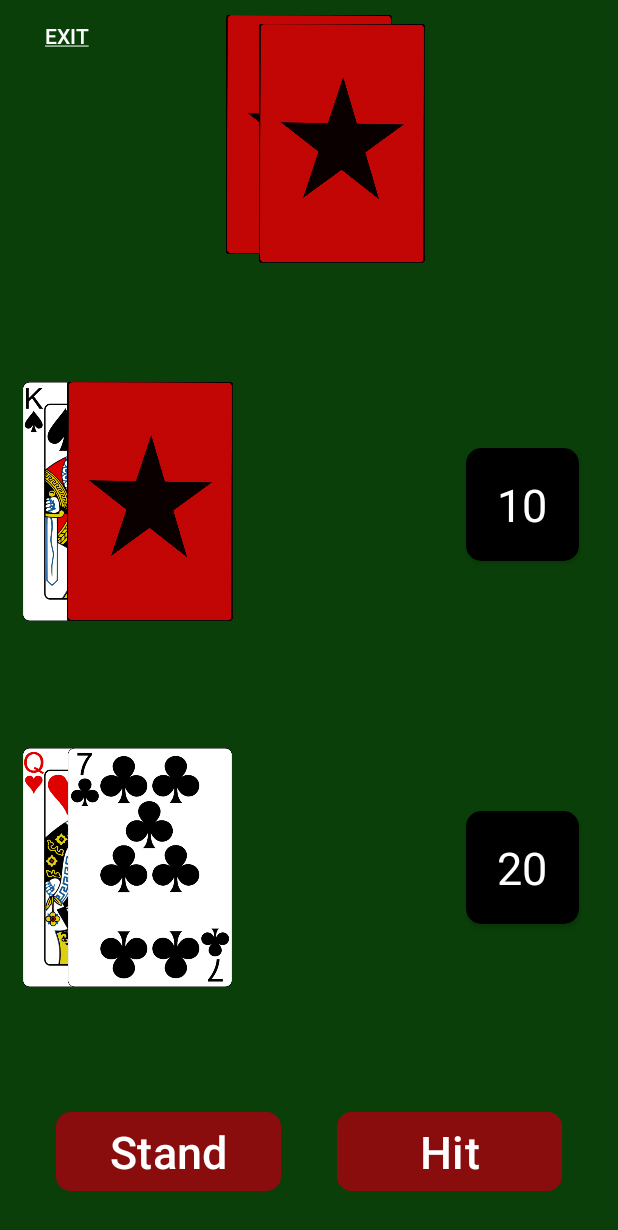
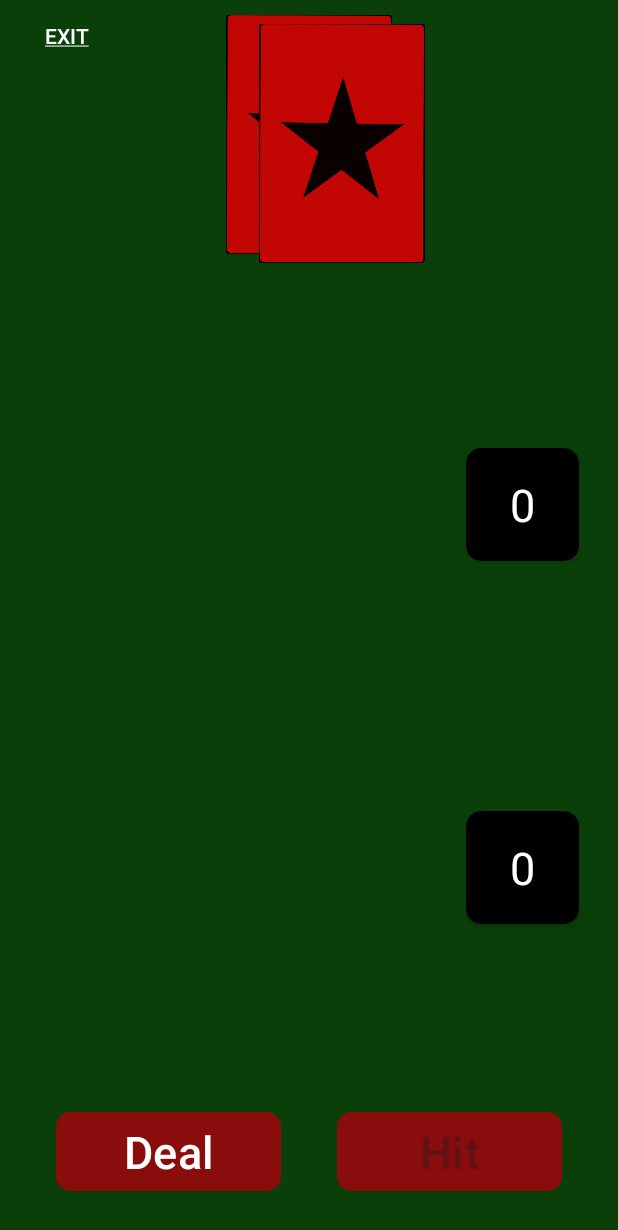
Before and after one commit to vandringskompis/RedJillCardGame, an Android app: the GameboardActivity screen opened directly, with no data from a screen before it, on a phone screen of 412 x 824 dp. Shown: the top 1230 px of the screen. Run offline under Robolectric (Android 15) with nearby library versions, the phone set to English and light mode, and no system bars.

Commit message:
Added checkLosePlayer() and checkWinDealer() that handle the different win/lose scenarios.  Fun playAgain handle the reset so the game can start over i one click.
StandButton is also the dealButton now. They change with each other. Code is updated to handle all situations better and update score correctly.

Added 3 img that shows who won, lost or was a tie. shows up when game is over. Might change it to a fragment later.

```diff
--- a/app/src/main/res/layout/activity_gameboard.xml
+++ b/app/src/main/res/layout/activity_gameboard.xml
@@ -35,7 +35,7 @@
         android:layout_width="match_parent"
         android:layout_height="163dp"
         android:layout_marginStart="10dp"
-        app:layout_constraintBottom_toTopOf="@+id/stand_button"
+        app:layout_constraintBottom_toTopOf="@+id/stand_deal_button"
         app:layout_constraintStart_toStartOf="parent"
         app:layout_constraintTop_toBottomOf="@+id/frameLayout">
 
@@ -49,6 +49,7 @@
                 android:id="@+id/card_6"
                 android:layout_width="120dp"
                 android:layout_height="159dp"
+                android:visibility="invisible"
                 app:layout_constraintBottom_toBottomOf="parent"
                 app:layout_constraintStart_toStartOf="parent"
                 app:layout_constraintTop_toTopOf="parent"
@@ -59,6 +60,7 @@
                 android:layout_width="120dp"
                 android:layout_height="159dp"
                 android:translationX="30dp"
+                android:visibility="invisible"
                 app:layout_constraintBottom_toBottomOf="parent"
                 app:layout_constraintStart_toStartOf="parent"
                 app:layout_constraintTop_toTopOf="parent"
@@ -148,6 +150,7 @@
                 android:layout_width="120dp"
                 android:layout_height="159dp"
                 android:layout_marginBottom="4dp"
+                android:visibility="invisible"
                 app:layout_constraintBottom_toBottomOf="parent"
                 app:layout_constraintStart_toStartOf="parent"
                 app:layout_constraintTop_toTopOf="parent"
@@ -159,6 +162,7 @@
                 android:layout_height="159dp"
                 android:layout_marginBottom="4dp"
                 android:translationX="30dp"
+                android:visibility="invisible"
                 app:layout_constraintBottom_toBottomOf="parent"
                 app:layout_constraintStart_toStartOf="parent"
                 app:layout_constraintTop_toTopOf="parent"
@@ -243,18 +247,18 @@
         app:cornerRadius="10dp"
         app:layout_constraintBottom_toBottomOf="parent"
         app:layout_constraintEnd_toEndOf="parent"
-        app:layout_constraintStart_toEndOf="@+id/stand_button">
+        app:layout_constraintStart_toEndOf="@+id/stand_deal_button">
 
     </Button>
 
     <Button
-        android:id="@+id/stand_button"
+        android:id="@+id/stand_deal_button"
         android:layout_width="150dp"
         android:layout_height="wrap_content"
         android:layout_marginBottom="26dp"
         android:backgroundTint="#8A0D0D"
         android:gravity="center"
-        android:text="Stand"
+        android:text="Deal"
         android:textSize="30sp"
         app:cornerRadius="10dp"
         app:layout_constraintBottom_toBottomOf="parent"
@@ -274,5 +278,16 @@
         app:layout_constraintStart_toStartOf="parent"
         app:layout_constraintTop_toTopOf="parent" />
 
+    <ImageView
+        android:id="@+id/win_lose_img"
+        android:layout_width="wrap_content"
+        android:layout_height="wrap_content"
+        android:visibility="invisible"
+        app:layout_constraintBottom_toTopOf="@+id/frameLayout2"
+        app:layout_constraintEnd_toEndOf="parent"
+        app:layout_constraintStart_toStartOf="parent"
+        app:layout_constraintTop_toBottomOf="@+id/frameLayout"
+        app:srcCompat="@drawable/you_win" />
+
 
 </androidx.constraintlayout.widget.ConstraintLayout>
--- a/app/src/main/res/values/strings.xml
+++ b/app/src/main/res/values/strings.xml
@@ -20,5 +20,7 @@ The rest at face value
     <string name="stats">Stats</string>
     <string name="exit_button">Exit</string>
     <string name="btn_exit"><u>Exit</u></string>
+    <!-- TODO: Remove or change this placeholder text -->
+    <string name="hello_blank_fragment">Hello blank fragment</string>
 
 </resources>
```
Also changed, not shown: app/src/main/java/com/example/blackjill/GameboardActivity.kt (+168 -31 lines), app/src/main/java/com/example/blackjill/WinnerFragment.kt (added, +32 -0 lines), app/src/main/res/layout/fragment_winner.xml (added, +13 -0 lines), app/src/main/res/drawable/push.png (added), app/src/main/res/drawable/you_lose.png (added), app/src/main/res/drawable/you_win.png (added).
